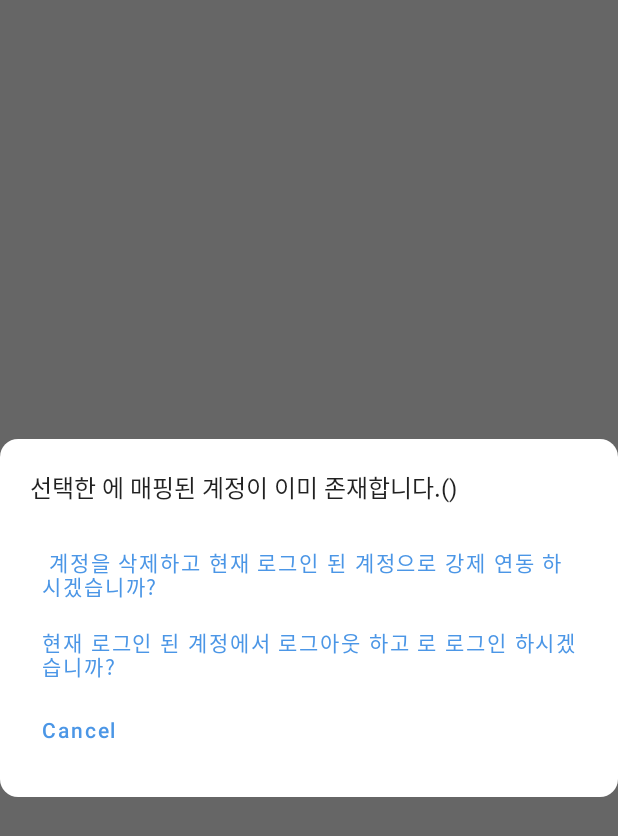
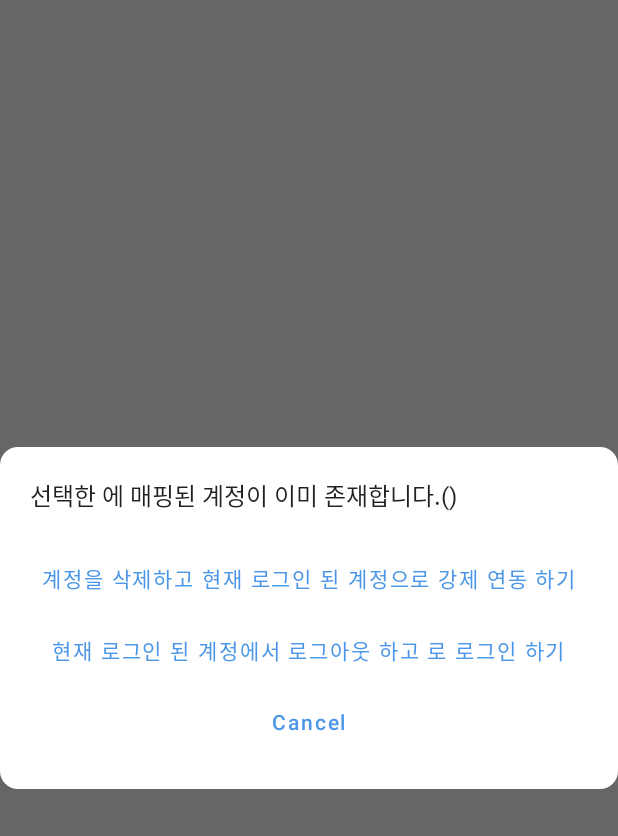
Before and after one commit to nhn/toast.gamebase.android.sample, an Android app built with Jetpack Compose: the composable ForceMappingInfoDialog called with empty values, on a phone screen of 412 x 824 dp. Shown: the top 836 px of the screen. Run offline under Robolectric (Android 15) with nearby library versions, the phone set to English and light mode, and no system bars; 5 statements that could not run were skipped.

Commit message:
Fix strings and apply centerHorizonal in force mapping info dialog buttons

```diff
--- a/app/src/main/java/com/toast/android/gamebase/sample/ui/settings/idpmap/IdpMappingScreen.kt
+++ b/app/src/main/java/com/toast/android/gamebase/sample/ui/settings/idpmap/IdpMappingScreen.kt
@@ -34,6 +34,7 @@ import androidx.compose.ui.res.dimensionResource
 import androidx.compose.ui.res.painterResource
 import androidx.compose.ui.res.stringResource
 import androidx.compose.ui.text.style.TextAlign
+import androidx.compose.ui.tooling.preview.Preview
 import androidx.compose.ui.window.Dialog
 import androidx.lifecycle.viewmodel.compose.viewModel
 import com.toast.android.gamebase.base.GamebaseException
@@ -152,7 +153,8 @@ private fun ForceMappingInfoDialog(
                     textAlign = TextAlign.Left
                 )
                 Column(
-                    modifier = Modifier.fillMaxWidth()
+                    modifier = Modifier.fillMaxWidth(),
+                    horizontalAlignment = Alignment.CenterHorizontally
                 ) {
                     TextButton(
                         onClick = onForceMapping
@@ -305,3 +307,9 @@ fun ListItem(
         }
     }
 }
+
+@Preview
+@Composable
+fun PreviewForceMappingInfoDialog() {
+    ForceMappingInfoDialog("Google", "sampleId", {}, {}, {})
+}
--- a/app/src/main/res/values/strings.xml
+++ b/app/src/main/res/values/strings.xml
@@ -101,8 +101,8 @@
     <string name="idp_mapping_force_mapping_failed_dialog_description">계정 강제 연동에 실패하였습니다.</string>
     <string name="idp_mapping_change_login_failed_dialog_description">로그인 계정 변경에 실패하였습니다.</string>
     <string name="idp_mapping_already_mapped">선택한 %1$s에 매핑된 계정이 이미 존재합니다.(%2$s) </string>
-    <string name="idp_mapping_guide_force_mapping">%s 계정을 삭제하고 현재 로그인 된 계정으로 강제 연동 하시겠습니까?</string>
-    <string name="idp_mapping_guide_change_login">현재 로그인 된 계정에서 로그아웃 하고 %s로 로그인 하시겠습니까?</string>
+    <string name="idp_mapping_guide_force_mapping">%s계정을 삭제하고 현재 로그인 된 계정으로 강제 연동 하기</string>
+    <string name="idp_mapping_guide_change_login">현재 로그인 된 계정에서 로그아웃 하고 %s로 로그인 하기</string>
 
     <!-- developer menu string array -->
     <!-- never translate this -->
```
